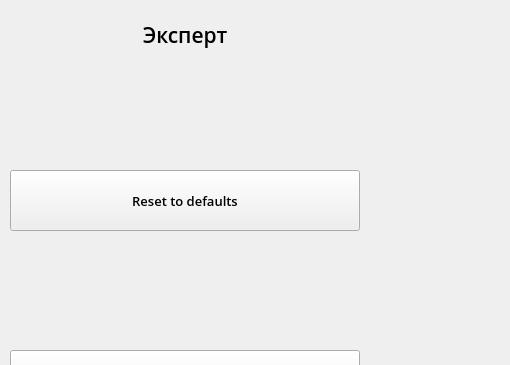
Above: stackedoptions.ui from tomyqg/topaz-m before the change; both pictures show x 0 to 510 and y 0 to 365 of the 1237 by 673 pixel window. Below: the same form after it.
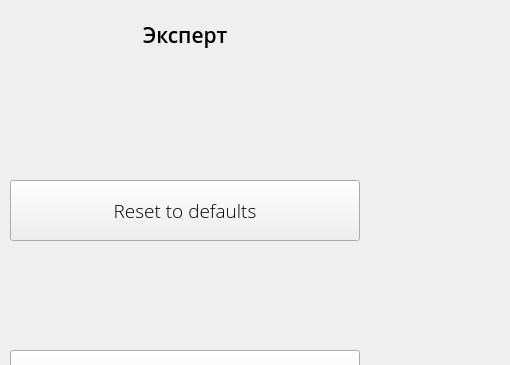
That is the form after the change. Custom widgets are drawn as their Qt base class.

Patch:
```diff
--- a/stackedoptions.ui
+++ b/stackedoptions.ui
@@ -749,15 +749,15 @@
      <property name="geometry">
       <rect>
        <x>0</x>
-       <y>160</y>
+       <y>170</y>
        <width>350</width>
        <height>61</height>
       </rect>
      </property>
      <property name="font">
       <font>
-       <family>Open Sans Semibold</family>
-       <pointsize>10</pointsize>
+       <family>Open Sans Light</family>
+       <pointsize>14</pointsize>
       </font>
      </property>
      <property name="text">
```
Left out of the diff: 2 changed lines with no effect on the pictures.
